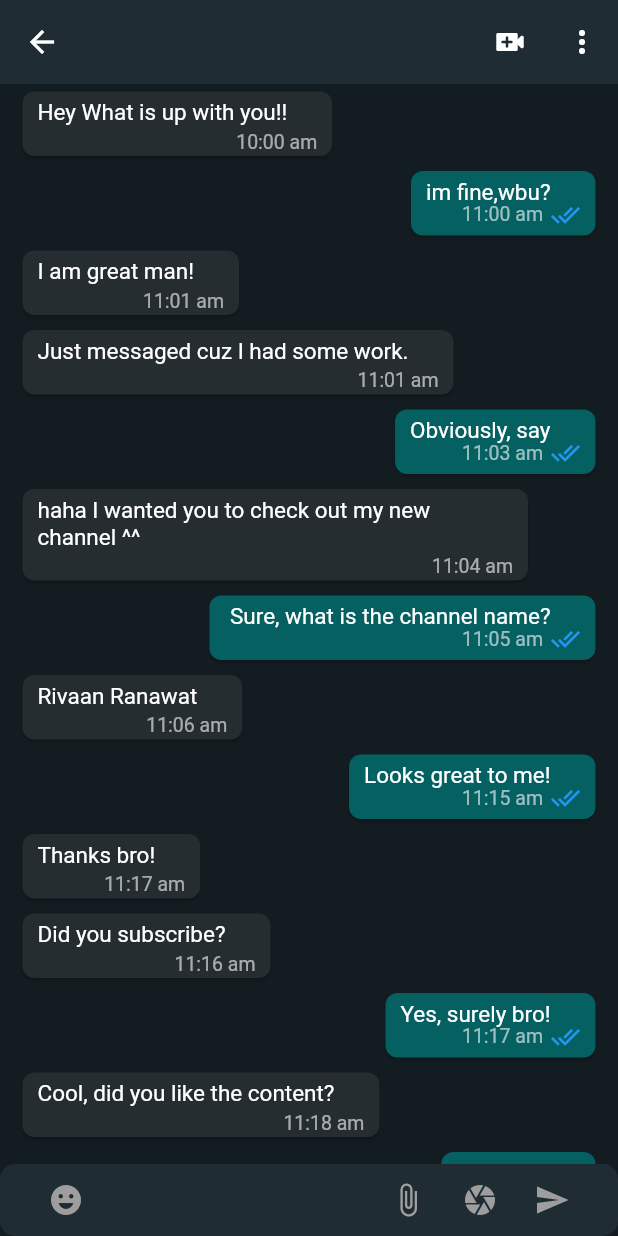
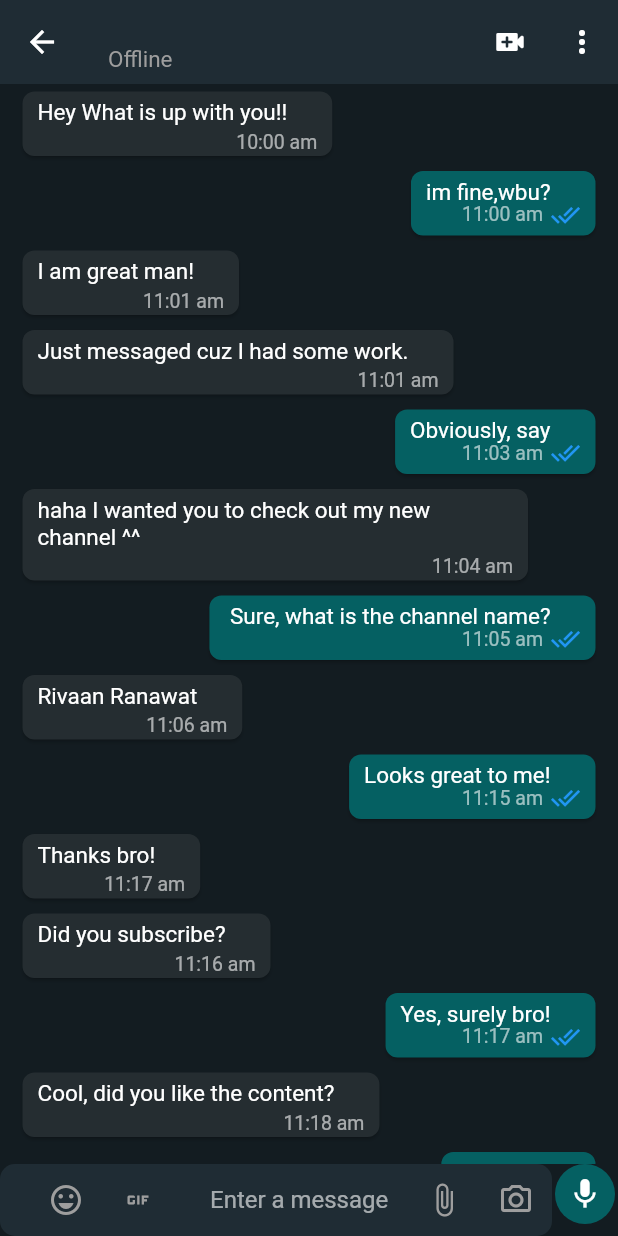
Before and after one commit to umarwaseeem/WhatsApp-UI-Clone, a Flutter app: the MobileChat screen opened directly with empty values, on a phone screen of 412 x 824 dp. Run offline on Flutter 3.47's test engine with Material 2 defaults, Android fonts, the light colour scheme and no system bars; our stand-ins replace cloud_firestore, country_picker, firebase_auth, firebase_core, firebase_storage, flutter_contacts and 2 more; accounts and stored records are empty.

Commit message:
sendin a msg - not complete

```diff
--- a/lib/features/authentication/controller/auth_controller.dart
+++ b/lib/features/authentication/controller/auth_controller.dart
@@ -57,4 +57,8 @@ class AuthController {
       context: context,
     );
   }
+
+  Stream<UserModel> userDataById(String userId) {
+    return authRepository.userData(userId);
+  }
 }
--- a/lib/features/authentication/repository/auth_repository.dart
+++ b/lib/features/authentication/repository/auth_repository.dart
@@ -121,4 +121,10 @@ class AuthRepository {
       showSnackBar(context: context, error: error.toString());
     }
   }
+
+  Stream<UserModel> userData(String userId) {
+    return fireStore.collection("users").doc(userId).snapshots().map(
+          (event) => UserModel.fromMap(event.data()!),
+        );
+  }
 }
--- a/lib/features/authentication/screens/login_screen.dart
+++ b/lib/features/authentication/screens/login_screen.dart
@@ -53,7 +53,8 @@ class _LoginScreenState extends ConsumerState<LoginScreen> {
 
     return Scaffold(
       appBar: AppBar(title: const Text("Enter Your Phone Number")),
-      body: Padding(
+      body: SingleChildScrollView(
+        child: Padding(
           padding: const EdgeInsets.all(20.0),
           child: Column(
             mainAxisAlignment: MainAxisAlignment.spaceBetween,
@@ -98,6 +99,7 @@ class _LoginScreenState extends ConsumerState<LoginScreen> {
             ],
           ),
         ),
+      ),
     );
   }
 }
--- /dev/null
+++ b/lib/features/chat/screens/mobile_chat.dart
@@ -0,0 +1,71 @@
+import 'package:flutter/material.dart';
+import 'package:flutter_riverpod/flutter_riverpod.dart';
+import 'package:whatsapp_clone/colors.dart';
+import 'package:whatsapp_clone/common/widgets/loader.dart';
+import 'package:whatsapp_clone/widgets/chat_list.dart';
+
+import '../../authentication/controller/auth_controller.dart';
+import '../../../models/user_model.dart';
+import '../widgets/bottom_chat_field.dart';
+
+class MobileChat extends ConsumerWidget {
+  const MobileChat({Key? key, required this.name, required this.id})
+      : super(key: key);
+
+  final String name;
+  final String id;
+
+  static const routeName = "mobile chat screen";
+
+  @override
+  Widget build(BuildContext context, WidgetRef ref) {
+    return Scaffold(
+      appBar: AppBar(
+        title: StreamBuilder<UserModel>(
+          stream: ref.watch(authControllerProvider).userDataById(id),
+          builder: (context, snapshot) {
+            if (snapshot.connectionState == ConnectionState.waiting) {
+              // if (snapshot.hasError) {
+              //   return const ErrorScreen(error: "Error in fetching user data");
+              // }
+              return const Loader();
+            }
+            return Column(
+              crossAxisAlignment: CrossAxisAlignment.start,
+              children: [
+                Text(name),
+                Text(
+                  snapshot.data!.isOnline ? "Online" : "Offline",
+                  style: const TextStyle(
+                    fontWeight: FontWeight.normal,
+                    color: Colors.grey,
+                    fontSize: 15,
+                  ),
+                ),
+              ],
+            );
+          },
+        ),
+        backgroundColor: appBarColor,
+        actions: [
+          IconButton(
+            onPressed: () {},
+            icon: const Icon(Icons.video_call_rounded),
+          ),
+          IconButton(
+            onPressed: () {},
+            icon: const Icon(Icons.more_vert),
+          ),
+        ],
+      ),
+      body: Column(
+        children: [
+          const Expanded(child: ChatList()),
+          BottomChatField(
+            receiverUserId: id,
+          ),
+        ],
+      ),
+    );
+  }
+}
--- /dev/null
+++ b/lib/features/chat/widgets/bottom_chat_field.dart
@@ -0,0 +1,139 @@
+import 'package:flutter/material.dart';
+import 'package:flutter_riverpod/flutter_riverpod.dart';
+import 'package:whatsapp_clone/features/chat/controller/chat_controller.dart';
+
+import '../../../colors.dart';
+
+class BottomChatField extends ConsumerStatefulWidget {
+  final String receiverUserId;
+
+  const BottomChatField({
+    required this.receiverUserId,
+    Key? key,
+  }) : super(key: key);
+
+  @override
+  ConsumerState<BottomChatField> createState() => _BottomChatFieldState();
+}
+
+class _BottomChatFieldState extends ConsumerState<BottomChatField> {
+  var cameraPressed = false;
+  var emojiPressed = false;
+  var isShowSendButton = false;
+
+  final TextEditingController _messageController = TextEditingController();
+
+  void sendTextMessage() async {
+    if (isShowSendButton) {
+      ref.read(chatControllerProvider)?.sendTextMessage(
+            context: context,
+            text: _messageController.text.trim(),
+            receiverUserId: widget.receiverUserId,
+          );
+    }
+  }
+
+  @override
+  void dispose() {
+    _messageController.dispose();
+
+    super.dispose();
+  }
+
+  @override
+  Widget build(BuildContext context) {
+    return Row(
+      children: [
+        Expanded(
+          child: TextFormField(
+            onChanged: (value) {
+              if (value.isNotEmpty) {
+                setState(() {
+                  isShowSendButton = true;
+                });
+              } else if (value.isEmpty) {
+                setState(() {
+                  isShowSendButton = false;
+                });
+              }
+            },
+            decoration: InputDecoration(
+              filled: true,
+              fillColor: mobileChatBoxColor,
+              prefixIcon: Padding(
+                padding: const EdgeInsets.symmetric(horizontal: 20.0),
+                child: SizedBox(
+                  width: 100,
+                  child: Row(
+                    children: [
+                      IconButton(
+                        onPressed: () {
+                          setState(() {
+                            emojiPressed = !emojiPressed;
+                          });
+                        },
+                        icon: Icon(
+                            emojiPressed
+                                ? Icons.emoji_emotions
+                                : Icons.emoji_emotions_outlined,
+                            color: Colors.grey),
+                      ),
+                      IconButton(
+                        onPressed: () {},
+                        icon: const Icon(Icons.gif, color: Colors.grey),
+                      ),
+                    ],
+                  ),
+                ),
+              ),
+              suffixIcon: SizedBox(
+                width: 100,
+                child: Row(
+                  mainAxisAlignment: MainAxisAlignment.end,
+                  children: [
+                    IconButton(
+                      onPressed: () {},
+                      icon: const Icon(Icons.attach_file, color: Colors.grey),
+                    ),
+                    IconButton(
+                      onPressed: () {
+                        setState(() {
+                          cameraPressed = !cameraPressed;
+                        });
+                      },
+                      icon: Icon(
+                          cameraPressed
+                              ? Icons.camera_alt
+                              : Icons.camera_alt_outlined,
+                          color: Colors.grey),
+                    ),
+                  ],
+                ),
+              ),
+              hintText: "Enter a message",
+              border: OutlineInputBorder(
+                borderRadius: BorderRadius.circular(10),
+                borderSide: const BorderSide(width: 0, style: BorderStyle.none),
+              ),
+              contentPadding: const EdgeInsets.all(10),
+            ),
+          ),
+        ),
+        Padding(
+          padding: const EdgeInsets.only(bottom: 8.0, right: 2, left: 2),
+          child: CircleAvatar(
+            radius: 20,
+            backgroundColor: messageColor,
+            child: GestureDetector(
+              onTap: () {
+                sendTextMessage();
+              },
+              child: Icon(isShowSendButton ? Icons.send : Icons.mic,
+                  color: Colors.white),
+            ),
+          ),
+        ),
+      ],
+    );
+  }
+}
--- a/lib/widgets/contacts.dart
+++ b/lib/widgets/contacts.dart
@@ -1,5 +1,5 @@
 import 'package:flutter/material.dart';
-import 'package:whatsapp_clone/widgets/mobile_chat.dart';
+import 'package:whatsapp_clone/features/chat/screens/mobile_chat.dart';
 
 import '../colors.dart';
 import 'dummy.dart';
@@ -23,6 +23,7 @@ class Contacts extends StatelessWidget {
                     MaterialPageRoute(
                       builder: (context) => MobileChat(
                         name: info[index]["name"].toString(),
+                        id: info[index]["id"].toString(),
                       ),
                     ),
                   );
--- a/lib/widgets/mobile_chat.dart
+++ /dev/null
@@ -1,75 +0,0 @@
-import 'package:flutter/material.dart';
-import 'package:whatsapp_clone/colors.dart';
-import 'package:whatsapp_clone/widgets/chat_list.dart';
-
-class MobileChat extends StatelessWidget {
-  const MobileChat({Key? key, required this.name}) : super(key: key);
-
-  final String name;
-
-  static const routeName = "mobile chat screen";
-
-  @override
-  Widget build(BuildContext context) {
-    return Scaffold(
-      appBar: AppBar(
-        title: Text(name),
-        backgroundColor: appBarColor,
-        actions: [
-          IconButton(
-            onPressed: () {},
-            icon: const Icon(Icons.video_call_rounded),
-          ),
-          IconButton(
-            onPressed: () {},
-            icon: const Icon(Icons.more_vert),
-          ),
-        ],
-      ),
-      body: Column(
-        children: [
-          const Expanded(child: ChatList()),
-          TextField(
-            decoration: InputDecoration(
-              filled: true,
-              fillColor: mobileChatBoxColor,
-              prefixIcon: Padding(
-                padding: const EdgeInsets.symmetric(horizontal: 20),
-                child: IconButton(
-                  onPressed: () {},
-                  icon: const Icon(Icons.emoji_emotions, color: Colors.grey),
-                ),
-              ),
-              suffixIcon: Padding(
-                padding: const EdgeInsets.symmetric(horizontal: 20),
-                child: Row(
-                  mainAxisAlignment: MainAxisAlignment.end,
-                  children: [
-                    IconButton(
-                      onPressed: () {},
-                      icon: const Icon(Icons.attach_file, color: Colors.grey),
-                    ),
-                    IconButton(
-                      onPressed: () {},
-                      icon: const Icon(Icons.camera, color: Colors.grey),
-                    ),
-                    IconButton(
-                      onPressed: () {},
-                      icon: const Icon(Icons.send, color: Colors.grey),
-                    ),
-                  ],
-                ),
-              ),
-              hintText: "Enter a message",
-              border: OutlineInputBorder(
-                borderRadius: BorderRadius.circular(10),
-                borderSide: const BorderSide(width: 0, style: BorderStyle.none),
-              ),
-              contentPadding: const EdgeInsets.all(10),
-            ),
-          )
-        ],
-      ),
-    );
-  }
-}
--- a/pubspec.yaml
+++ b/pubspec.yaml
@@ -42,6 +42,7 @@ dependencies:
   flutter_riverpod: ^2.0.0-dev.9
   image_picker: ^0.8.5+3
   flutter_contacts: ^1.1.5
+  uuid: ^3.0.6
 
 dev_dependencies:
   flutter_test:
```
Also changed, not shown: lib/common/enums/message_enum.dart (added, +34 -0 lines), lib/features/chat/controller/chat_controller.dart (added, +41 -0 lines), lib/features/chat/repositories/chat_repository.dart (added, +152 -0 lines), lib/features/select_contacts/repository/select_contact_repository.dart (+5 -2 lines), lib/models/chat_contact.dart (added, +36 -0 lines), lib/models/message_model.dart (added, +47 -0 lines), lib/router.dart (+19 -3 lines), pubspec.lock. Lines whose indentation alone changed are shown as unchanged.
